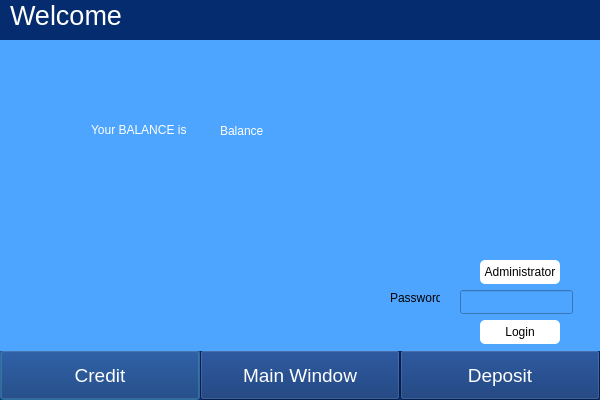
Old version of the form BankApp/userwindow.ui in the repository polkjhgf/BankMachination.
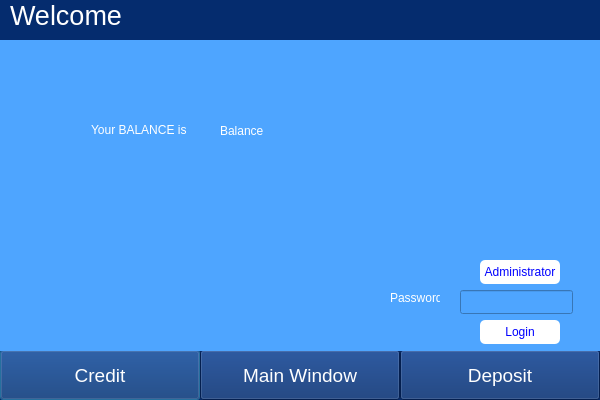
New version of the form. The open tabs and pages were chosen to show the change.

Diff of the .ui file:
```diff
--- a/BankApp/userwindow.ui
+++ b/BankApp/userwindow.ui
@@ -104,7 +104,8 @@
      </rect>
     </property>
     <property name="styleSheet">
-     <string notr="true">background-color:  #4ea5ff;</string>
+     <string notr="true">background-color:  #4ea5ff;
+color: black;</string>
     </property>
     <property name="currentIndex">
      <number>0</number>
@@ -154,7 +155,7 @@
       <property name="styleSheet">
        <string notr="true">background-color: white;
 border-radius: 5px;
-text-color: blue;</string>
+color: blue;</string>
       </property>
       <property name="text">
        <string>Administrator</string>
@@ -179,6 +180,9 @@
         <height>16</height>
        </rect>
       </property>
+      <property name="styleSheet">
+       <string notr="true">color: white;</string>
+      </property>
       <property name="text">
        <string>Password</string>
       </property>
@@ -195,7 +199,7 @@
       <property name="styleSheet">
        <string notr="true">background-color: white;
 border-radius: 5px;
-text-color: blue;</string>
+color: blue;</string>
       </property>
       <property name="text">
        <string>Login</string>
```
Left out of the diff: 2 changed lines with no effect on the pictures.
